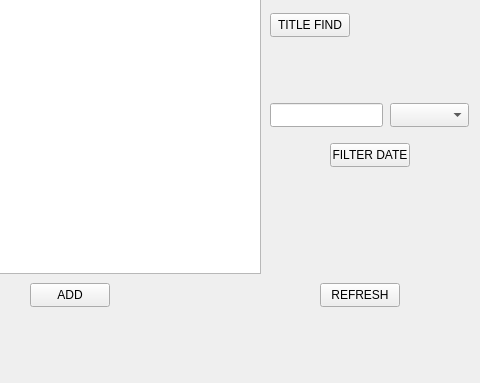
Qt form misNotas/mainwindow.ui (e1nfalt/misNotas) before a commit; both pictures show x 130 to 610 and y 117 to 500 of the 610 by 500 pixel window.
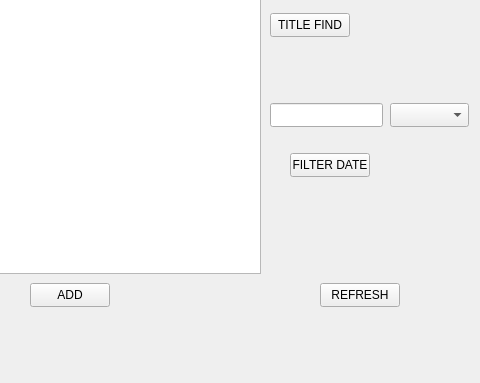
The same form after that commit.

What changed in the file:
```diff
--- a/misNotas/mainwindow.ui
+++ b/misNotas/mainwindow.ui
@@ -101,8 +101,8 @@
    <widget class="QPushButton" name="pushButton_5">
     <property name="geometry">
      <rect>
-      <x>460</x>
-      <y>260</y>
+      <x>420</x>
+      <y>270</y>
       <width>80</width>
       <height>24</height>
      </rect>
```
Left out of the diff: 10 changed lines with no effect on the pictures.
